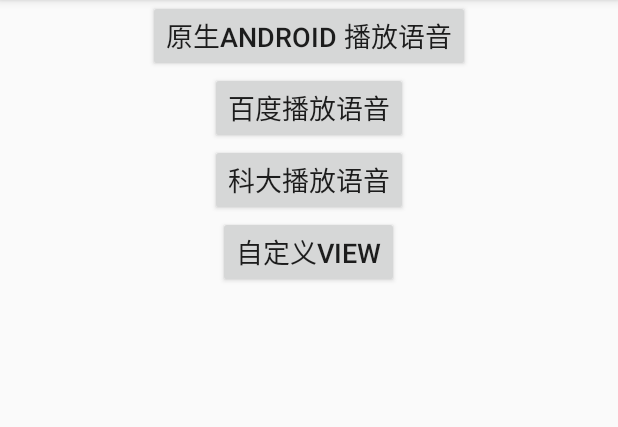
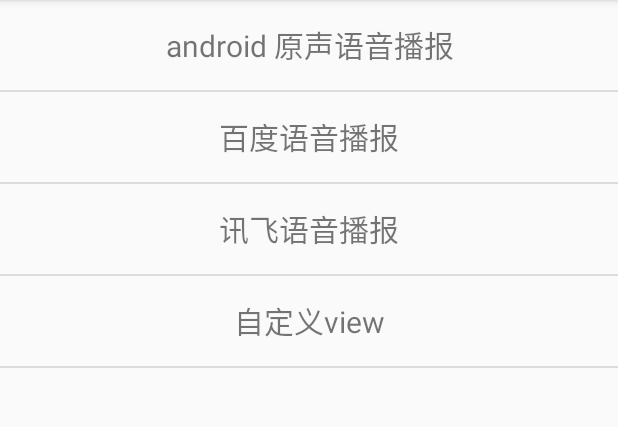
Before and after one commit to caoanqi/Helper, an Android app: the screen it shows after launch (MainActivity), on a phone screen of 412 x 824 dp, the part 84-511 px from its top. Run offline under Robolectric (Android 15) with nearby library versions, the light colour scheme and no system bars; our stand-ins replace data binding.

Commit message:
添加文件

```diff
--- a/app/src/main/AndroidManifest.xml
+++ b/app/src/main/AndroidManifest.xml
@@ -32,7 +32,8 @@
         android:supportsRtl="true"
         android:theme="@style/AppTheme"
         tools:ignore="AllowBackup,GoogleAppIndexingWarning">
-        <activity android:name=".view.voice.XunFeiPlayVoiceActivity"></activity>
+        <activity android:name=".view.CustomViewActivity"></activity>
+        <activity android:name=".view.voice.XunFeiPlayVoiceActivity" />
         <activity android:name=".MainActivity">
             <intent-filter>
                 <action android:name="android.intent.action.MAIN" />
--- a/app/src/main/java/com/jerry/helper/MainActivity.java
+++ b/app/src/main/java/com/jerry/helper/MainActivity.java
@@ -1,14 +1,16 @@
 package com.jerry.helper;
 
-import android.content.Intent;
 import android.databinding.DataBindingUtil;
+import android.os.Bundle;
 import android.support.v7.app.AppCompatActivity;
-import android.os.Bundle;
+import android.support.v7.widget.DividerItemDecoration;
+import android.support.v7.widget.LinearLayoutManager;
 
+import com.jerry.helper.adapter.MainAdapter;
 import com.jerry.helper.databinding.ActivityMainBinding;
-import com.jerry.helper.view.voice.AndroidSelfPlayVoiceActivity;
-import com.jerry.helper.view.voice.SynthActivity;
-import com.jerry.helper.view.voice.XunFeiPlayVoiceActivity;
+
+import java.util.ArrayList;
+import java.util.List;
 
 /**
  * @author Administrator
@@ -16,6 +18,8 @@
 public class MainActivity extends AppCompatActivity {
 
     ActivityMainBinding activityMainBinding;
+    private List<String> activityNameData = new ArrayList<>();
+    MainAdapter adapter;
 
     @Override
     protected void onCreate(Bundle savedInstanceState) {
@@ -23,17 +27,33 @@
         activityMainBinding = DataBindingUtil.setContentView(this, R.layout.activity_main);
 
         initListener();
+        initData();
     }
 
     private void initListener() {
-        activityMainBinding.btAndroidSelfPlayVoice.setOnClickListener(v -> {
-            startActivity(new Intent().setClass(this, AndroidSelfPlayVoiceActivity.class));
-        });
 
-        activityMainBinding.btBaiduPlayVoice.setOnClickListener(v ->
-                startActivity(new Intent().setClass(this, SynthActivity.class)));
+    }
 
-        activityMainBinding.btXunfeiPlayVoice.setOnClickListener(v ->
-                startActivity(new Intent().setClass(this, XunFeiPlayVoiceActivity.class)));
+    private void initData() {
+
+        if (activityNameData.size() > 0) {
+            activityNameData.clear();
+        }
+
+        activityNameData.add("android 原声语音播报");
+        activityNameData.add("百度语音播报");
+        activityNameData.add("讯飞语音播报");
+        activityNameData.add("自定义view");
+        onBindingData();
+
+    }
+
+    private void onBindingData() {
+        if (adapter == null) {
+            adapter = new MainAdapter(this, activityNameData);
+        }
+        activityMainBinding.rvActivityList.addItemDecoration(new DividerItemDecoration(this, DividerItemDecoration.VERTICAL));
+        activityMainBinding.rvActivityList.setLayoutManager(new LinearLayoutManager(this));
+        activityMainBinding.rvActivityList.setAdapter(adapter);
     }
 }
--- /dev/null
+++ b/app/src/main/java/com/jerry/helper/adapter/MainAdapter.java
@@ -0,0 +1,89 @@
+package com.jerry.helper.adapter;
+
+
+import android.content.Context;
+import android.content.Intent;
+import android.support.annotation.NonNull;
+import android.support.v7.widget.RecyclerView;
+import android.view.LayoutInflater;
+import android.view.View;
+import android.view.ViewGroup;
+import android.widget.TextView;
+
+import com.jerry.helper.R;
+import com.jerry.helper.view.CustomViewActivity;
+import com.jerry.helper.view.voice.AndroidSelfPlayVoiceActivity;
+import com.jerry.helper.view.voice.SynthActivity;
+import com.jerry.helper.view.voice.XunFeiPlayVoiceActivity;
+
+import java.util.List;
+
+/**
+ * @author : 曹幼林
+ * @date : 2019/2/18
+ */
+public class MainAdapter extends RecyclerView.Adapter<MainAdapter.MainViewHolder> {
+
+    List<String> datas;
+    Context context;
+
+    public MainAdapter(Context context, List<String> datas) {
+        this.datas = datas;
+        this.context = context;
+    }
+
+    @NonNull
+    @Override
+    public MainViewHolder onCreateViewHolder(@NonNull ViewGroup viewGroup, int i) {
+        View view = LayoutInflater.from(context).inflate(R.layout.item_main, viewGroup, false);
+        return new MainViewHolder(view);
+    }
+
+    @Override
+    public void onBindViewHolder(@NonNull MainViewHolder mainViewHolder, int i) {
+        mainViewHolder.initData(i);
+        mainViewHolder.itemView.setOnClickListener(v -> {
+            goActivity(i);
+        });
+    }
+
+
+    @Override
+    public int getItemCount() {
+        return datas.size();
+    }
+
+    private void goActivity(int i) {
+        switch (i) {
+            case 0:
+                context.startActivity(new Intent().setClass(context, AndroidSelfPlayVoiceActivity.class));
+                break;
+            case 1:
+                context.startActivity(new Intent().setClass(context, SynthActivity.class));
+                break;
+            case 2:
+                context.startActivity(new Intent().setClass(context, XunFeiPlayVoiceActivity.class));
+                break;
+            case 3:
+                context.startActivity(new Intent().setClass(context, CustomViewActivity.class));
+                break;
+            default:
+                break;
+        }
+    }
+
+
+    class MainViewHolder extends RecyclerView.ViewHolder {
+        TextView tvFuncName;
+
+        MainViewHolder(@NonNull View itemView) {
+            super(itemView);
+            tvFuncName = itemView.findViewById(R.id.tv_item_name);
+        }
+
+        void initData(int index) {
+            tvFuncName.setText(datas.get(index));
+        }
+    }
+
+}
--- a/app/src/main/res/layout/activity_main.xml
+++ b/app/src/main/res/layout/activity_main.xml
@@ -10,36 +10,10 @@
         android:orientation="vertical"
         tools:context=".MainActivity">
 
-
-
-
-        <Button
-            android:id="@+id/bt_android_self_play_voice"
-            android:layout_width="wrap_content"
-            android:layout_height="wrap_content"
-            android:text="原生android 播放语音"
-            android:textSize="18sp" />
-
-        <Button
-            android:id="@+id/bt_baidu_play_voice"
-            android:layout_width="wrap_content"
-            android:layout_height="wrap_content"
-            android:text="百度播放语音"
-            android:textSize="18sp" />
-
-        <Button
-            android:id="@+id/bt_xunfei_play_voice"
-            android:layout_width="wrap_content"
-            android:layout_height="wrap_content"
-            android:text="科大播放语音"
-            android:textSize="18sp" />
-
-        <Button
-            android:id="@+id/bt_custom_view"
-            android:layout_width="wrap_content"
-            android:layout_height="wrap_content"
-            android:text="自定义view"
-            android:textSize="18sp" />
+        <android.support.v7.widget.RecyclerView
+            android:id="@+id/rv_activity_list"
+            android:layout_width="match_parent"
+            android:layout_height="match_parent" />
 
     </LinearLayout>
 </layout>
--- /dev/null
+++ b/app/src/main/res/layout/item_main.xml
@@ -0,0 +1,16 @@
+<?xml version="1.0" encoding="utf-8"?>
+<android.support.constraint.ConstraintLayout xmlns:android="http://schemas.android.com/apk/res/android"
+    xmlns:app="http://schemas.android.com/apk/res-auto"
+    android:layout_width="match_parent"
+    android:layout_height="wrap_content">
+
+    <TextView
+        android:id="@+id/tv_item_name"
+        android:layout_width="match_parent"
+        android:layout_height="60dp"
+        android:gravity="center"
+        android:textSize="20sp"
+        app:layout_constraintEnd_toEndOf="parent"
+        app:layout_constraintStart_toStartOf="parent"
+        app:layout_constraintTop_toTopOf="parent" />
+</android.support.constraint.ConstraintLayout>
--- a/app/src/main/res/values/strings.xml
+++ b/app/src/main/res/values/strings.xml
@@ -88,9 +88,7 @@
         <item>4</item>
         <item>5</item>
     </string-array>
-    <string
-        name="tts_toast_format"
-        formatted="false">缓冲进度为%d%%，播放进度为%d%%</string>
+    <string name="tts_toast_format" formatted="false">缓冲进度为%d%%，播放进度为%d%%</string>
     <!-- 语言 -->
     <string-array name="language_entries">
         <item>普通话</item>
--- a/helplib/src/main/java/com/jerry/helplib/base/BaseBindingMvpActivity.java
+++ b/helplib/src/main/java/com/jerry/helplib/base/BasePresenter.java
@@ -2,7 +2,7 @@
 
 /**
  * @author : 曹幼林
- * @date : 2019/2/11
+ * @date : 2019/2/18
  */
-public class BaseBindingMvpActivity {
+public class BasePresenter {
 }
```
Also changed, not shown: app/src/main/java/com/jerry/helper/contract/MainContract.java (added, +8 -0 lines), app/src/main/java/com/jerry/helper/view/CustomViewActivity.java (added, +31 -0 lines), app/src/main/res/layout/activity_custom_view.xml (added, +13 -0 lines), helplib/build.gradle (+7 -2 lines), helplib/src/main/java/com/jerry/helplib/base/BaseActivity.java (+41 -1 lines), helplib/src/main/java/com/jerry/helplib/base/BaseMvpActivity.java (+6 -1 lines), helplib/src/main/java/com/jerry/helplib/base/BaseView.java (added, +8 -0 lines).
